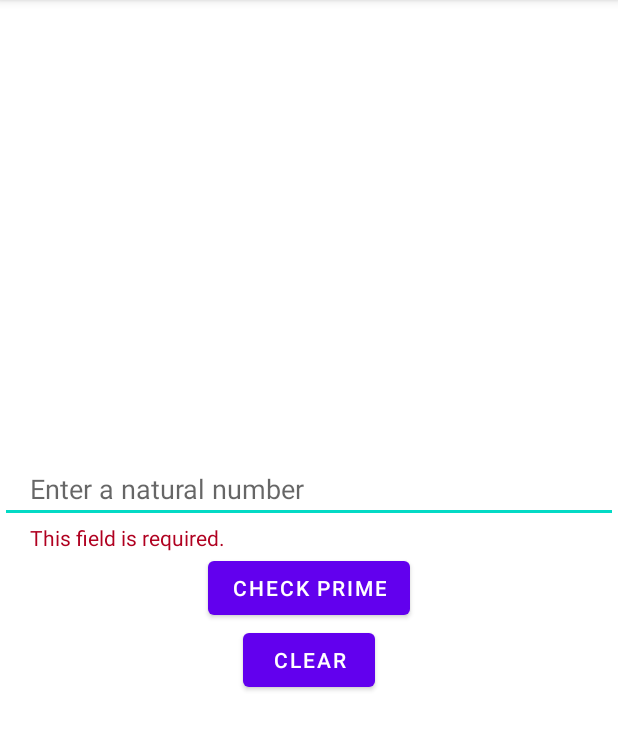
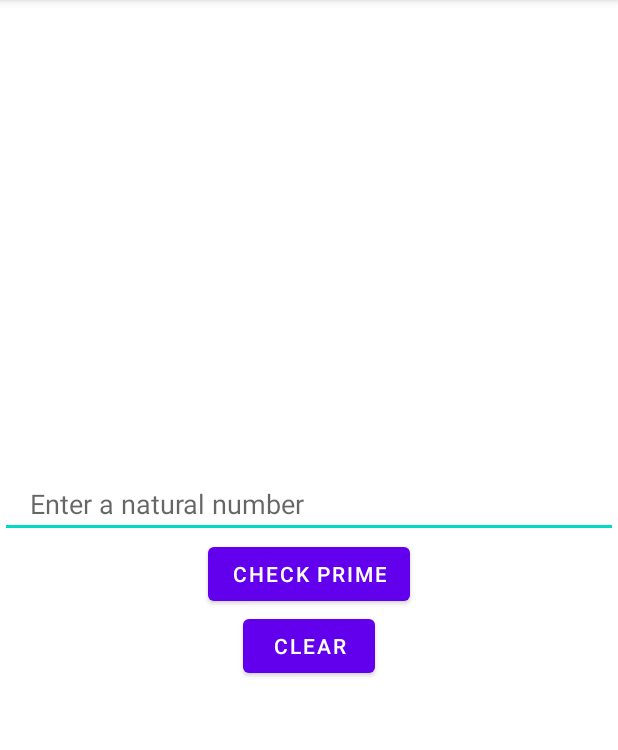
Before and after one commit to nilaymitash/PrimeNumberApp, an Android app: the screen it shows after launch (MainActivity), after a tap on "CLEAR", on a phone screen of 412 x 824 dp, the part 84-834 px from its top. Run offline under Robolectric (Android 15) with nearby library versions, the phone set to English and light mode, and no system bars; 1 other tap on this screen came first.

```diff
--- a/app/src/main/java/com/example/primenumberapp/MainActivity.java
+++ b/app/src/main/java/com/example/primenumberapp/MainActivity.java
@@ -7,7 +7,6 @@ import android.view.View;
 import android.widget.Button;
 import android.widget.EditText;
 import android.widget.TextView;
-import android.widget.Toast;
 
 import java.util.regex.Matcher;
 import java.util.regex.Pattern;
@@ -18,6 +17,7 @@ public class MainActivity extends AppCompatActivity {
     private TextView mValidationMessageView;
     private Button mCheckPrimeBtn;
     private Button mDeleteButton;
+    private TextView mResultLabel;
 
     @Override
     protected void onCreate(Bundle savedInstanceState) {
@@ -28,6 +28,7 @@ public class MainActivity extends AppCompatActivity {
         mValidationMessageView = findViewById(R.id.validation_label);
         mCheckPrimeBtn = findViewById(R.id.check_prime_btn);
         mDeleteButton = findViewById(R.id.delete_btn);
+        mResultLabel = findViewById(R.id.result_label);
 
         PrimeClickListener listener = new PrimeClickListener();
         mCheckPrimeBtn.setOnClickListener(listener);
@@ -40,46 +41,46 @@ public class MainActivity extends AppCompatActivity {
         public void onClick(View view) {
             switch (view.getId()) {
                 case R.id.check_prime_btn: checkIfPrime(); break;
-                case R.id.delete_btn: clearInput(); break;
+                case R.id.delete_btn: clearAll(); break;
                 default: break;
             }
         }
 
         private void checkIfPrime() {
             String inputText = mNumberInput.getText().toString();
-            if(inputText.equalsIgnoreCase("")) {
-                showValidationMessage(R.string.required_validation_message);
+            mResultLabel.setText("");
+            mResultLabel.setVisibility(View.GONE);
+
+            if(isValidInput(inputText)) {
+                clearValidationMessage();
+                if(isPrime()) {
+                    mResultLabel.setText(R.string.is_prime);
+                } else {
+                    mResultLabel.setText(R.string.not_a_prime);
+                }
+                mResultLabel.setVisibility(View.VISIBLE);
             } else {
-                validateInput(inputText);
+                showValidationMessage(R.string.not_a_natural_number_validation_message);
             }
-            /*int inputNumber = -1;
-            try {
-                inputNumber = Integer.parseInt(inputText);
-            } catch (NumberFormatException ex) {
-                showValidationMessage(R.string.not_a_number_validation_message);
-            }
-
-            validateInput(inputNumber);*/
         }
 
         private boolean isPrime() {
             return false;
         }
 
-        private void clearInput() {
-
+        private void clearAll() {
+            mNumberInput.setText("");
+            mValidationMessageView.setText("");
+            mValidationMessageView.setVisibility(View.GONE);
+            mResultLabel.setText("");
+            mResultLabel.setVisibility(View.GONE);
         }
 
-        private void validateInput(String inputText) {
-            String regex = "/^[1-9][0-9]*$/";
+        private boolean isValidInput(String inputText) {
+            String regex = "^\\d+$";
             Pattern p = Pattern.compile(regex);
             Matcher m = p.matcher(inputText);
-
-            if(m.find()) {
-                clearValidationMessage();
-            } else {
-                showValidationMessage(R.string.not_a_natural_number_validation_message);
-            }
+            return m.matches();
         }
 
         private void showValidationMessage(int messageId) {
--- a/app/src/main/res/layout/activity_main.xml
+++ b/app/src/main/res/layout/activity_main.xml
@@ -8,7 +8,7 @@
     android:orientation="vertical"
     tools:context=".MainActivity">
 
-    <!--<TextView
+<!--    <TextView
         android:layout_width="wrap_content"
         android:layout_height="wrap_content"
         android:text="Hello World!"
@@ -45,4 +45,16 @@
         android:layout_width="wrap_content"
         android:layout_height="wrap_content"
         android:text="@string/delete_btn_text" />
+
+    <TextView
+        android:id="@+id/result_label"
+        android:layout_width="wrap_content"
+        android:layout_height="wrap_content"
+        android:visibility="gone"
+        app:layout_constraintBottom_toBottomOf="parent"
+        app:layout_constraintEnd_toEndOf="parent"
+        app:layout_constraintStart_toStartOf="parent"
+        app:layout_constraintTop_toTopOf="parent" />
+
+
 </LinearLayout>
--- a/app/src/main/res/values/strings.xml
+++ b/app/src/main/res/values/strings.xml
@@ -3,8 +3,8 @@
     <string name="input_hint_text">Enter a natural number</string>
     <string name="check_prime_btn_text">Check Prime</string>
     <string name="delete_btn_text">Clear</string>
-    <string name="required_validation_message">This field is required.</string>
-    <string name="not_a_number_validation_message">Enter a number</string>
     <string name="not_a_natural_number_validation_message">Enter a natural number</string>
     <string name="empty_string"></string>
+    <string name="is_prime">Is a prime number</string>
+    <string name="not_a_prime">Is NOT a prime number</string>
 </resources>
```
